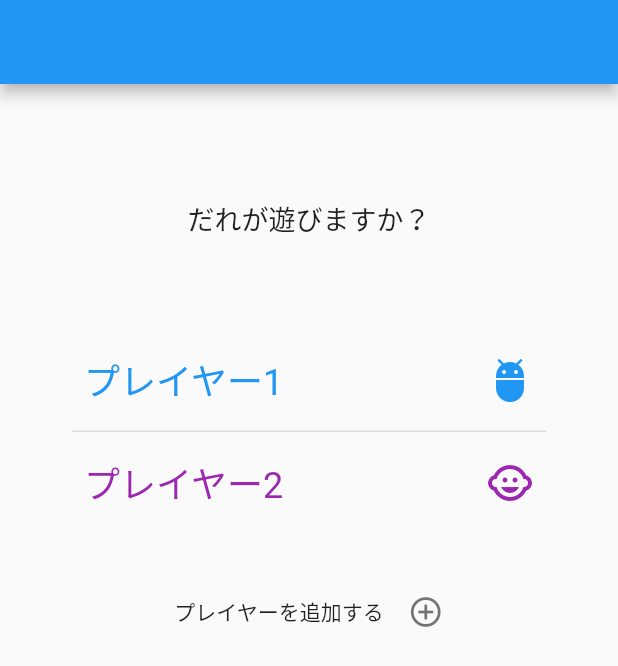
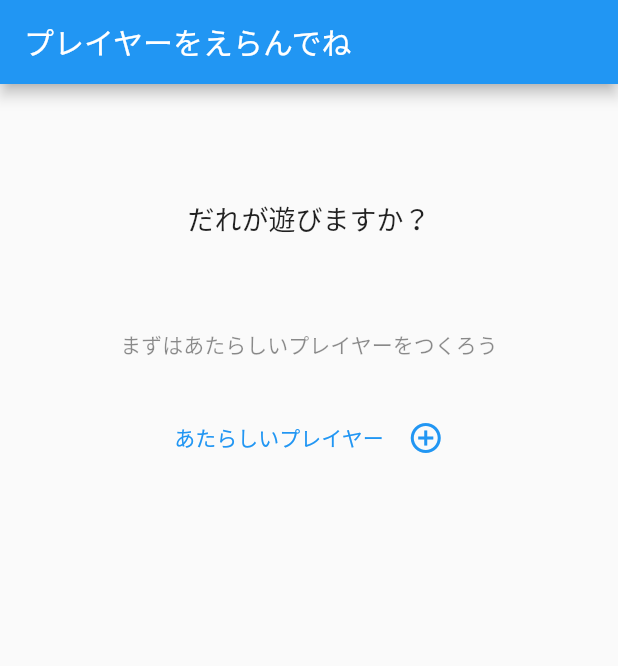
Before and after one commit to chooyan-eng/EverydayMath, a Flutter app: the screen it shows after launch, on a phone screen of 412 x 824 dp. Shown: the top 666 px of the screen. Run offline on Flutter 3.47's test engine with Material 2 defaults, Android fonts, the phone set to English and light mode, and no system bars; our stand-ins replace image_picker, sqflite, toast; missing offline and left inert: image_crop; accounts and stored records are empty.

Commit message:
プレイヤー一覧にデータを反映

```diff
--- /dev/null
+++ b/lib/bloc/user_bloc.dart
@@ -0,0 +1,14 @@
+import 'package:flutter/material.dart';
+import 'package:math_everyday/helper/user_db_helper.dart';
+
+class UserBloc extends ChangeNotifier {
+  final userList = <User>[];
+
+  Future<void> load() async {
+    final userProvider = UserProvider();
+    await userProvider.open();
+    userList.clear();
+    userList.addAll(await userProvider.getAll());
+    notifyListeners();
+  }
+}
--- a/lib/main.dart
+++ b/lib/main.dart
@@ -1,5 +1,6 @@
 import 'package:flutter/material.dart';
 import 'package:math_everyday/bloc/question_bloc.dart';
+import 'package:math_everyday/bloc/user_bloc.dart';
 import 'package:math_everyday/model/question.dart';
 import 'package:math_everyday/view/question_page.dart';
 import 'package:math_everyday/view/select_user_page.dart';
@@ -12,15 +13,20 @@ void main() {
 class MyApp extends StatelessWidget {
   @override
   Widget build(BuildContext context) {
-    return MaterialApp(
+    return ChangeNotifierProvider(
+      create: (context) => UserBloc()..load(),
+      child: MaterialApp(
         title: 'Flutter Demo',
         theme: ThemeData(
           primarySwatch: Colors.blue,
           visualDensity: VisualDensity.adaptivePlatformDensity,
         ),
         home: Scaffold(
-        appBar: AppBar(),
+          appBar: AppBar(
+            title: Text('プレイヤーをえらんでね'),
+          ),
           body: SelectUserPage(),
+        ),
       ),
     );
   }
--- a/lib/view/select_user_page.dart
+++ b/lib/view/select_user_page.dart
@@ -1,17 +1,20 @@
 import 'package:flutter/material.dart';
+import 'package:math_everyday/bloc/user_bloc.dart';
+import 'package:math_everyday/helper/user_db_helper.dart';
 import 'package:math_everyday/view/select_level_page.dart';
 import 'package:math_everyday/view/user_create_scene.dart';
+import 'package:provider/provider.dart';
 
 class SelectUserPage extends StatelessWidget {
 
-  Future<bool> _showConfirmDialog(BuildContext context, String name, Color color) async {
+  Future<bool> _showConfirmDialog(BuildContext context, User user) async {
     return await showDialog<bool>(
       context: context,
       builder: (context) => AlertDialog(
         content: RichText(
           text: TextSpan(
             children: <InlineSpan>[
-              TextSpan(text: name, style: TextStyle(color: color, fontWeight: FontWeight.bold)),
+              TextSpan(text: user.name, style: TextStyle(color: user.color, fontWeight: FontWeight.bold)),
               TextSpan(text: ' が遊びますか？', style: TextStyle(color: Colors.black87)),
             ]
           ),
@@ -35,7 +38,7 @@ class SelectUserPage extends StatelessWidget {
           ),
         ],
       ),
-    );
+    ) ?? false;
   }
 
   void _navigateToNext(BuildContext context) {
@@ -44,17 +47,23 @@ class SelectUserPage extends StatelessWidget {
 
   @override
   Widget build(BuildContext context) {
-    return Padding(
+    return SingleChildScrollView(
+      child: Padding(
         padding: const EdgeInsets.all(16),
         child: Column(
           children: <Widget>[
             SizedBox(height: 60),
             Text('だれが遊びますか？', style: TextStyle(fontSize: 18),),
             SizedBox(height: 60),
+            Consumer<UserBloc>(
+              builder: (context, userBloc, child) => Column(
+                children: userBloc.userList.isEmpty ? [
+                  Text('まずはあたらしいプレイヤーをつくろう', style: TextStyle(color: Colors.black45),),
+                ] : (userBloc.userList.expand<Widget>((user) => [
                   Padding(
                     padding: const EdgeInsets.symmetric(horizontal: 32),
-            child: _buildUserSelect('プレイヤー1', Icons.adb, Colors.blue, () async {
-              if (await _showConfirmDialog(context, 'プレイヤー1', Colors.blue)) {
+                    child: _buildUserSelect(user, () async {
+                      if (await _showConfirmDialog(context, user)) {
                         _navigateToNext(context);
                       }
                     }),
@@ -66,13 +75,8 @@ class SelectUserPage extends StatelessWidget {
                       color: Colors.black12,
                     )
                   ),
-          Padding(
-            padding: const EdgeInsets.symmetric(horizontal: 32),
-            child: _buildUserSelect('プレイヤー2', Icons.child_care, Colors.purple, () async {
-              if (await _showConfirmDialog(context, 'プレイヤー2', Colors.purple)) {
-                _navigateToNext(context);
-              }
-            }),
+                ]).toList()..removeLast())
+              ),
             ),
             SizedBox(height: 32),
             InkWell(
@@ -80,21 +84,24 @@ class SelectUserPage extends StatelessWidget {
               child: Padding(
                 padding: const EdgeInsets.all(8),
                 child: Row(
-                mainAxisSize: MainAxisSize.min,
+                  mainAxisSize: MainAxisSize.max,
+                  mainAxisAlignment: MainAxisAlignment.center,
                   children: <Widget>[
-                  Text('プレイヤーを追加する'),
+                    Text('あたらしいプレイヤー', style: TextStyle(color: Colors.blue),),
                     const SizedBox(width: 16),
-                  Icon(Icons.add_circle_outline, color: Colors.black54,),
+                    Icon(Icons.add_circle_outline, color: Colors.blue,),
                   ],
                 ),
               ),
-          )
+            ),
+            SizedBox(height: 60),
           ],
+        ),
       ),
     );
   }
 
-  Widget _buildUserSelect(String name, IconData iconData, Color color, VoidCallback onTap) {
+  Widget _buildUserSelect(User user, VoidCallback onTap) {
     return InkWell(
       onTap: onTap,
       child: Padding(
@@ -104,14 +111,22 @@ class SelectUserPage extends StatelessWidget {
           children: <Widget>[
             Expanded(
               child: Text(
-                name,
+                user.name,
                 style: TextStyle(
-                  color: color,
+                  color: user.color,
                   fontSize: 24,
                 ),
               ),
             ),
-            Icon(iconData, size: 32, color: color)
+            user.file == null ?
+              Icon(user.icon, size: 32, color: user.color) :
+              ClipOval(
+                child: Container(
+                  width: 32,
+                  height: 32,
+                  child: Image.file(user.file),
+                ),
+              ),
           ],
         ),
       ),
--- a/lib/view/user_create_page.dart
+++ b/lib/view/user_create_page.dart
@@ -1,4 +1,5 @@
 import 'package:flutter/material.dart';
+import 'package:math_everyday/bloc/user_bloc.dart';
 import 'package:math_everyday/bloc/user_create_bloc.dart';
 import 'package:math_everyday/view/widget/crop_image_page.dart';
 import 'package:provider/provider.dart';
@@ -100,6 +101,7 @@ class UserCreatePage extends StatelessWidget {
                       final user = await bloc.save();
                       if (user.id != null) {
                         Toast.show('${user.name}を追加しました！', context);
+                        await Provider.of<UserBloc>(context, listen: false).load();
                         Navigator.pop(context);
                       } else {
                         Toast.show('${user.name}を追加できませんでした、、', context);
```
Also changed, not shown: lib/helper/user_db_helper.dart (+7 -1 lines). Lines whose indentation alone changed are shown as unchanged.
